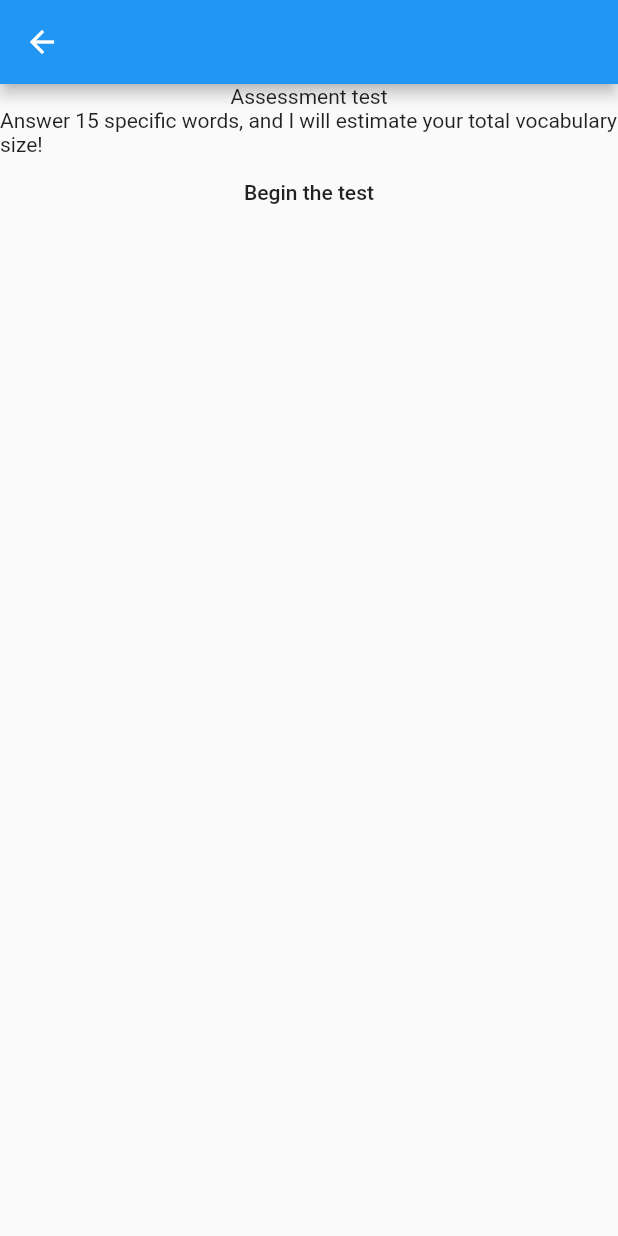
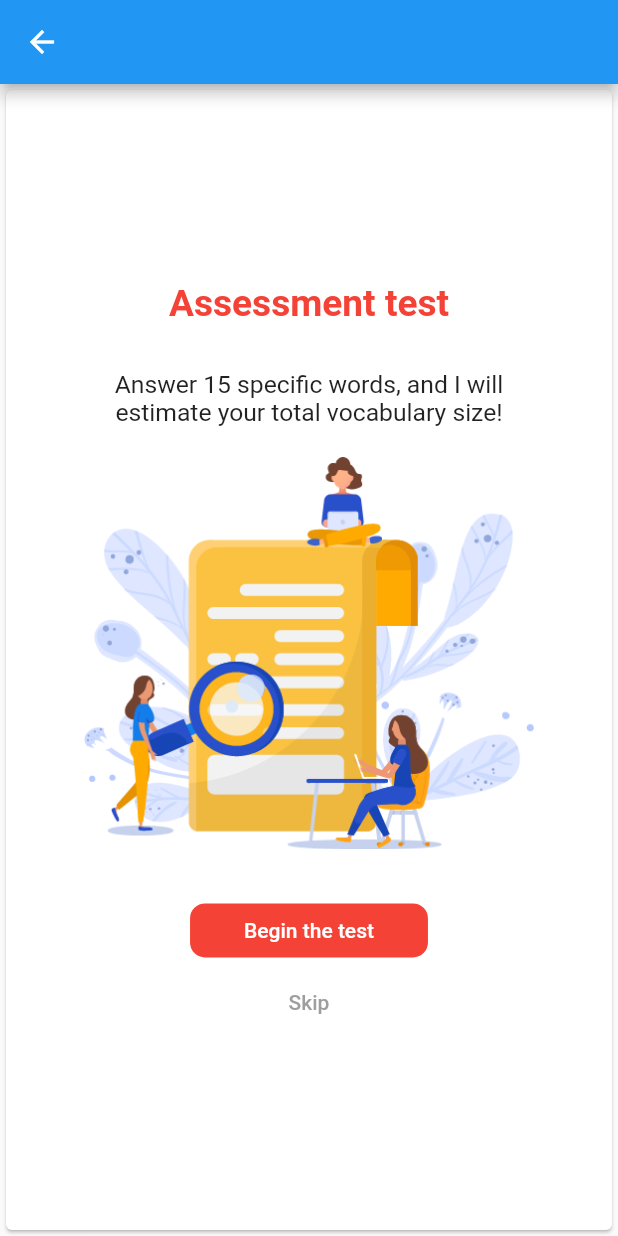
Before and after one commit to truonganhhoang/INT3120-2-2020, a Flutter app: the AskForTestScreen screen opened directly, on a phone screen of 412 x 824 dp. Run offline on Flutter 3.47's test engine with Material 2 defaults, Android fonts, the phone set to English and light mode, and no system bars; our stand-ins replace assets_audio_player, carousel_slider, device_preview, firebase_auth, firebase_core, firebase_database and 11 more; missing offline and left inert: edge_alert, flutter_dialogflow, flutter_page_transition, loading_animations; accounts and stored records are empty; network calls fail.

Commit message:
#38 Màn hình mới vào app

```diff
--- a/15/word_up_application/lib/introduction_screen/introduction_screen.dart
+++ b/15/word_up_application/lib/introduction_screen/introduction_screen.dart
@@ -2,10 +2,13 @@ import 'package:flutter/cupertino.dart';
 import 'package:flutter/material.dart';
 import 'package:flutter_page_transition/flutter_page_transition.dart';
 import 'package:hexcolor/hexcolor.dart';
+import 'package:word_up_application/home/home_screen.dart';
 import 'package:word_up_application/introduction_screen/ask_age_screen.dart';
 import 'package:word_up_application/introduction_screen/choose_accent_screen.dart';
-import 'package:word_up_application/introduction_screen/login_screen.dart';
+import 'package:word_up_application/selection_screen/selection_screen.dart';
+import 'package:word_up_application/services/authentication_screen.dart';
 import 'package:word_up_application/size_config.dart';
+import 'package:word_up_application/study_home_screen/test_question_screen.dart';
 
 class IntroductionScreen extends StatefulWidget {
   @override
@@ -34,8 +37,11 @@ class _IntroductionScreenStage extends State<IntroductionScreen> {
             children: [
               Padding(
                 padding: EdgeInsets.only(bottom: 100),
-                child: Image.asset('assets/sprites/Evocab_Intro.png',
-                width: 300, height: 300,),
+                child: Image.asset(
+                  'assets/sprites/Evocab_Intro.png',
+                  width: 300,
+                  height: 300,
+                ),
               ),
               FlatButton(
                 shape: RoundedRectangleBorder(
@@ -74,7 +80,9 @@ class _IntroductionScreenStage extends State<IntroductionScreen> {
                 onPressed: () {
                   Navigator.of(context).push(PageTransition(
                       type: PageTransitionType.slideLeft,
-                      child: LoginScreen()));
+                      child: AuthenticationScreen(
+                        noGuest: true,
+                      )));
                 },
                 child: Container(
                   padding: EdgeInsets.symmetric(vertical: 10),
@@ -103,7 +111,8 @@ class AskLevelScreen extends StatelessWidget {
   Widget build(BuildContext context) {
     return Scaffold(
       appBar: AppBar(),
-      body: SafeArea(
+      body: Card(
+        child: SafeArea(
           child: Center(
             child: Column(
               mainAxisAlignment: MainAxisAlignment.center,
@@ -122,10 +131,12 @@ class AskLevelScreen extends StatelessWidget {
                       ),
                       Padding(
                         padding: EdgeInsets.only(bottom: 50),
-                      child: Text('In your opinion, what is your level?',
+                        child: Text(
+                          'In your opinion, what is your level?',
                           style: TextStyle(
                             fontSize: 2 * SizeConfig.heightMultiplier,
-                      ),),
+                          ),
+                        ),
                       )
                     ],
                   ),
@@ -134,7 +145,9 @@ class AskLevelScreen extends StatelessWidget {
                   shape: RoundedRectangleBorder(
                     borderRadius: BorderRadius.circular(30),
                   ),
-                onPressed: () {},
+                  onPressed: () {
+                    moveToNextScreen(context);
+                  },
                   color: Colors.blue,
                   child: Container(
                     padding: EdgeInsets.all(15),
@@ -149,12 +162,16 @@ class AskLevelScreen extends StatelessWidget {
                     ),
                   ),
                 ),
-              SizedBox(height: 10,),
+                SizedBox(
+                  height: 10,
+                ),
                 FlatButton(
                   shape: RoundedRectangleBorder(
                     borderRadius: BorderRadius.circular(30),
                   ),
-                onPressed: () {},
+                  onPressed: () {
+                    moveToNextScreen(context);
+                  },
                   color: Colors.blue,
                   child: Container(
                     padding: EdgeInsets.all(15),
@@ -169,12 +186,16 @@ class AskLevelScreen extends StatelessWidget {
                     ),
                   ),
                 ),
-              SizedBox(height: 10,),
+                SizedBox(
+                  height: 10,
+                ),
                 FlatButton(
                   shape: RoundedRectangleBorder(
                     borderRadius: BorderRadius.circular(30),
                   ),
-                onPressed: () {},
+                  onPressed: () {
+                    moveToNextScreen(context);
+                  },
                   color: Colors.blue,
                   child: Container(
                     padding: EdgeInsets.all(15),
@@ -189,12 +210,16 @@ class AskLevelScreen extends StatelessWidget {
                     ),
                   ),
                 ),
-              SizedBox(height: 10,),
+                SizedBox(
+                  height: 10,
+                ),
                 FlatButton(
                   shape: RoundedRectangleBorder(
                     borderRadius: BorderRadius.circular(30),
                   ),
-                onPressed: () {},
+                  onPressed: () {
+                    moveToNextScreen(context);
+                  },
                   color: Colors.blue,
                   child: Container(
                     padding: EdgeInsets.all(15),
@@ -213,7 +238,13 @@ class AskLevelScreen extends StatelessWidget {
             ),
           ),
         ),
+      ),
     );
+  }
+
+  void moveToNextScreen(BuildContext context) {
+    Navigator.of(context).push(PageTransition(
+        type: PageTransitionType.slideLeft, child: ChooseAccentScreen()));
   }
 }
 
@@ -222,17 +253,79 @@ class AskForTestScreen extends StatelessWidget {
   Widget build(BuildContext context) {
     return Scaffold(
       appBar: AppBar(),
-      body: Center(
+      body: Card(
+        child: Center(
           child: Column(
+            mainAxisAlignment: MainAxisAlignment.center,
             children: [
-            Text('Assessment test'),
-            Text(
-                'Answer 15 specific words, and I will estimate your total vocabulary size!'),
+              Padding(
+                padding: EdgeInsets.only(bottom: 30),
+                child: Text('Assessment test', style: TextStyle(
+                  color: Colors.red,
+                  fontSize: 3 * SizeConfig.heightMultiplier,
+                  fontWeight: FontWeight.bold
+                ),),
+              ),
+              Padding(
+                padding: EdgeInsets.symmetric(horizontal: 40),
+                child: Text(
+                  'Answer 15 specific words, and I will estimate your total vocabulary size!',
+                  textAlign: TextAlign.center,
+                  style: TextStyle(
+                    fontSize: 2 * SizeConfig.heightMultiplier,
+                  ),
+                ),
+              ),
+              SizedBox(height: 20,),
+              Image.asset(
+                'assets/sprites/assessment.png',
+                width: 300,
+              ),
+              SizedBox(
+                height: 30,
+              ),
               FlatButton(
-              onPressed: () {},
-              child: Text('Begin the test'),
-            )
+                onPressed: () {
+                //  Navigator.push(context, MaterialPageRoute(
+                  //  builder: (context) => SelectionScreen(),
+                 // ),);
+                  Navigator.of(context).pushAndRemoveUntil(PageTransition(
+                      type: PageTransitionType.fadeIn, child: SelectionScreen()), (route) => false);
+
+                },
+                shape: RoundedRectangleBorder(
+                  borderRadius: BorderRadius.circular(10),
+                ),
+                color: Colors.red,
+                child: Padding(
+                  padding: EdgeInsets.symmetric(horizontal: 20),
+                  child: Text(
+                    'Begin the test',
+                    style: TextStyle(color: Colors.white,
+                    ),
+                  ),
+                ),
+              ),
+              FlatButton(
+                onPressed: () {
+                  Navigator.push(
+                    context,
+                    MaterialPageRoute(builder: (context) => Home()),
+                  );
+                },
+                shape: RoundedRectangleBorder(
+                  borderRadius: BorderRadius.circular(10),
+                ),
+                color: Colors.transparent,
+                child: Text(
+                  'Skip',
+                  style: TextStyle(
+                      color: Colors.grey,
+                      ),
+                ),
+              ),
             ],
+          ),
         ),
       ),
     );
--- a/15/word_up_application/lib/main.dart
+++ b/15/word_up_application/lib/main.dart
@@ -84,7 +84,7 @@ class MyApp extends StatelessWidget {
                 primarySwatch: Colors.blue,
                 visualDensity: VisualDensity.adaptivePlatformDensity,
               ),
-              home:  AuthenticationScreen(),
+              home:  IntroductionScreen(),
             );
           }
         });
--- a/15/word_up_application/lib/services/authentication_screen.dart
+++ b/15/word_up_application/lib/services/authentication_screen.dart
@@ -12,6 +12,8 @@ import 'package:word_up_application/user_profile_screen/user_profile_screen.dart
 import '../size_config.dart';
 
 class AuthenticationScreen extends StatefulWidget {
+  final bool noGuest;
+  AuthenticationScreen({this.noGuest});
   @override
   State<StatefulWidget> createState() => _AuthenticationScreenState();
 }
@@ -35,7 +37,7 @@ class _AuthenticationScreenState extends State<AuthenticationScreen> {
               SizedBox(
                 height: 50,
               ),
-              _continueAsGuest(),
+              if(!widget.noGuest) _continueAsGuest(),
             ],
           ),
         ),
```
Also changed, not shown: 15/word_up_application/lib/introduction_screen/ask_age_screen.dart (+5 -4 lines), 15/word_up_application/lib/introduction_screen/choose_accent_screen.dart (+35 -6 lines), 15/word_up_application/lib/introduction_screen/login_screen.dart (deleted, +0 -123 lines), 15/word_up_application/assets/sprites/AmericanFlag.png (added), 15/word_up_application/assets/sprites/UKFlag.png (added), 15/word_up_application/assets/sprites/assessment.png (added). Lines whose indentation alone changed are shown as unchanged.
